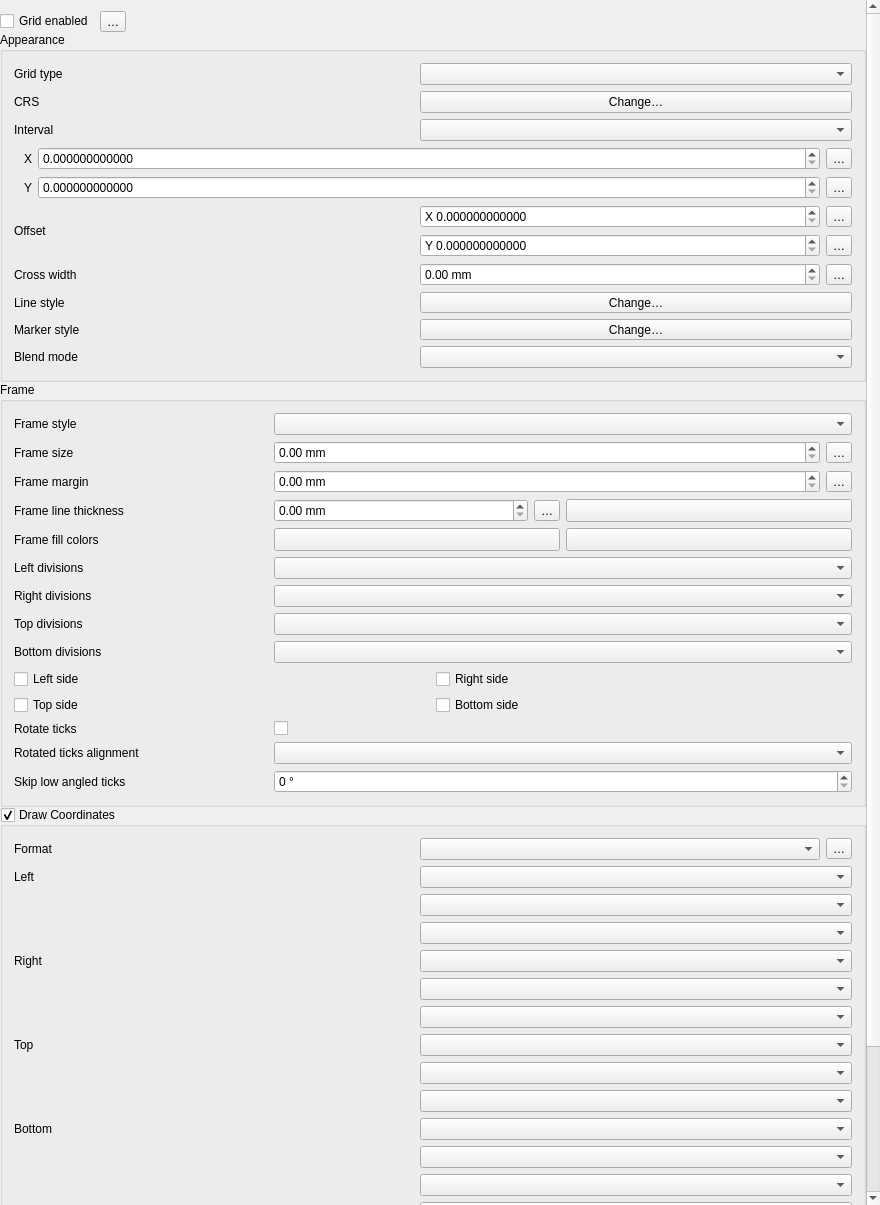
This is src/ui/layout/qgslayoutmapgridwidgetbase.ui in qgis/QGIS as Qt 5 draws it before an edit. The edited form follows.
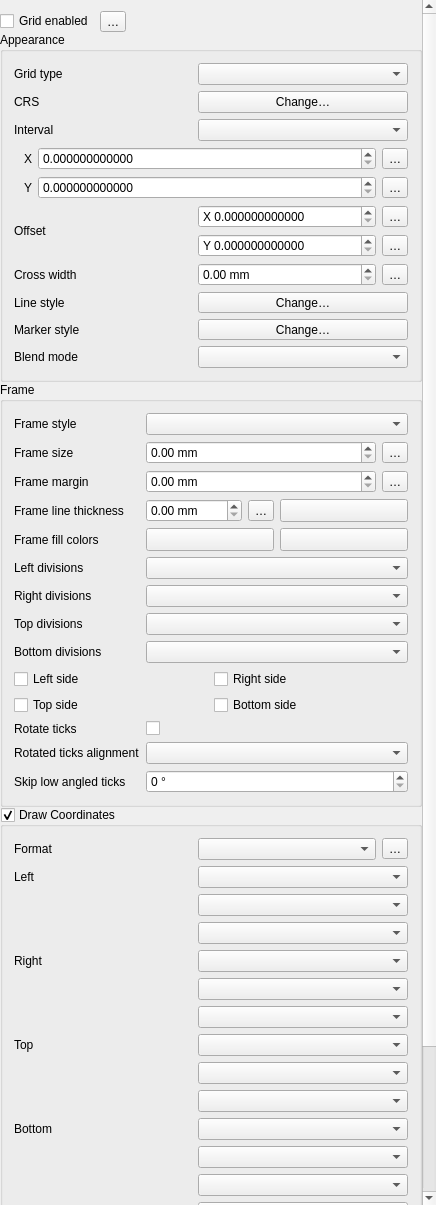
This is the edited form. The open tabs and pages were chosen to show the change. Icons and pictures are not drawn. Custom widgets are drawn as their Qt base class.

Commit message: Fix more grid layout widget layout issues

Diff of the .ui file:
```diff
--- a/src/ui/layout/qgslayoutmapgridwidgetbase.ui
+++ b/src/ui/layout/qgslayoutmapgridwidgetbase.ui
@@ -6,7 +6,7 @@
    <rect>
     <x>0</x>
     <y>0</y>
-    <width>880</width>
+    <width>436</width>
     <height>1205</height>
    </rect>
   </property>
@@ -47,9 +47,9 @@
       <property name="geometry">
        <rect>
         <x>0</x>
-        <y>-822</y>
-        <width>866</width>
-        <height>2027</height>
+        <y>0</y>
+        <width>423</width>
+        <height>1600</height>
        </rect>
       </property>
       <property name="sizePolicy">
```
Left out of the diff: 22 changed lines with no effect on the pictures.
